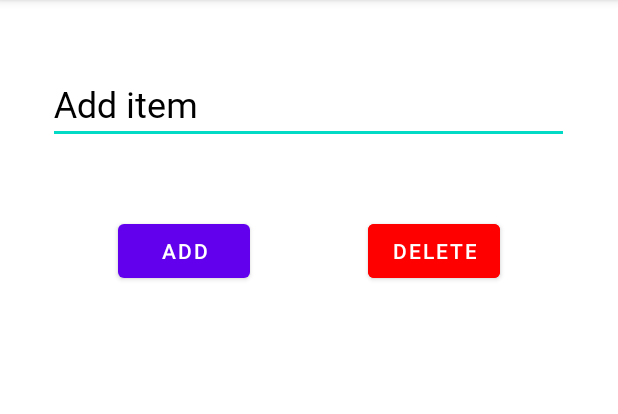
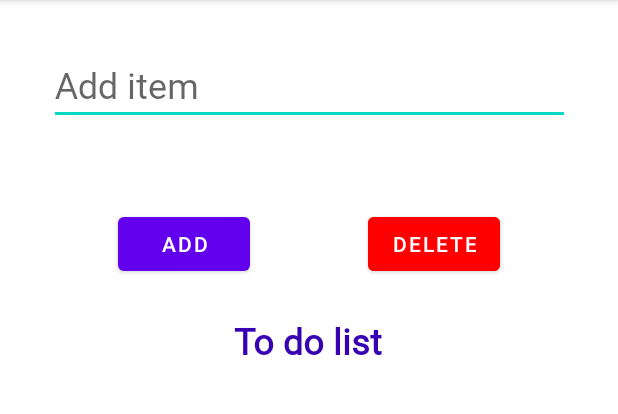
Before and after one commit to nicatdursunlu/To-Do-Application, an Android app: the screen it shows after launch (MainActivity), on a phone screen of 412 x 824 dp, the part 84-498 px from its top. Run offline under Robolectric (Android 15) with nearby library versions, the phone set to English and light mode, and no system bars.

Commit message:
add list and MainActivity

```diff
--- a/app/build.gradle
+++ b/app/build.gradle
@@ -23,6 +23,9 @@ android {
             proguardFiles getDefaultProguardFile('proguard-android-optimize.txt'), 'proguard-rules.pro'
         }
     }
+    dataBinding {
+        enabled = true
+    }
     compileOptions {
         sourceCompatibility JavaVersion.VERSION_1_8
         targetCompatibility JavaVersion.VERSION_1_8
--- a/app/src/main/java/com/example/todoapplication/MainActivity.kt
+++ b/app/src/main/java/com/example/todoapplication/MainActivity.kt
@@ -1,11 +1,86 @@
 package com.example.todoapplication
 
+import android.content.Context
+import android.hardware.input.InputManager
 import androidx.appcompat.app.AppCompatActivity
 import android.os.Bundle
+import android.view.View
+import android.view.inputmethod.InputMethodManager
+import android.widget.*
+import android.widget.ListView as ListView
 
 class MainActivity : AppCompatActivity() {
+
     override fun onCreate(savedInstanceState: Bundle?) {
         super.onCreate(savedInstanceState)
         setContentView(R.layout.activity_main)
+        val addButton = findViewById<Button>(R.id.add_button)
+        val deleteButton = findViewById<Button>(R.id.add_button)
+
+
+        val toDoList = findViewById<ListView>(R.id.to_do_list_view)
+        val addItemEdit = findViewById<EditText>(R.id.add_item_edit)
+        val errorMessageText = findViewById<TextView>(R.id.error_message_text)
+
+        val listItems = arrayListOf<String>()
+        val arrayAdapter: ArrayAdapter<*>
+        arrayAdapter = ArrayAdapter(this, android.R.layout.select_dialog_multichoice, listItems)
+        toDoList.adapter = arrayAdapter
+
+        addButton.setOnClickListener {
+            val itemText: String = addItemEdit.text.toString()
+            if (!itemText.equals("") && itemText.length >= 3) {
+                listItems.add(itemText)
+                arrayAdapter.notifyDataSetChanged()
+                addItemEdit.setText("")
+                errorMessageText.visibility = View.GONE
+                Toast.makeText(this, itemText + " added", Toast.LENGTH_LONG).show()
+            }  else {
+                errorMessageText.visibility = View.GONE
+                errorMessageText.text = "Please, write something..."
+                errorMessageText.visibility = View.VISIBLE
+                Toast.makeText(this, "Please, fill the gap", Toast.LENGTH_LONG).show()
+            }
+                  val imm = getSystemService(Context.INPUT_METHOD_SERVICE) as InputMethodManager
+                  imm.hideSoftInputFromWindow(currentFocus!!.windowToken, 0)
+        }
+
+//        addButton.setOnClickListener { addItemButton(it) }
+//        deleteButton.setOnClickListener { deleteItemButton(it) }
     }
+
+//    private fun addItemButton(view: View) {
+//
+//        val toDoList = findViewById<ListView>(R.id.to_do_list_view)
+//        val addItemEdit = findViewById<EditText>(R.id.add_item_edit)
+//        val errorMessageText = findViewById<TextView>(R.id.error_message_text)
+//
+//        val listItems = arrayListOf<String>()
+//        val arrayAdapter: ArrayAdapter<*>
+//        arrayAdapter = ArrayAdapter(this, android.R.layout.select_dialog_multichoice, listItems)
+//        toDoList.adapter = arrayAdapter
+//
+//        val itemText: String = addItemEdit.text.toString()
+//        if (!itemText.equals("") && itemText.length >= 3) {
+//            listItems.add(itemText)
+//            arrayAdapter.notifyDataSetChanged()
+//            addItemEdit.setText("")
+//            Toast.makeText(this, itemText + " added", Toast.LENGTH_LONG).show()
+//        } else {
+//            errorMessageText.visibility = View.GONE
+//            errorMessageText.text = "Please, write something..."
+//            errorMessageText.visibility = View.VISIBLE
+//            Toast.makeText(this, "Please, fill the gap", Toast.LENGTH_LONG).show()
+//        }
+//
+//        val imm = getSystemService(Context.INPUT_METHOD_SERVICE) as InputMethodManager
+//        imm.hideSoftInputFromWindow(view.windowToken, 0)
+//    }
+
+//    private fun deleteItemButton(view: View) {
+//        val toDoList = findViewById<ListView>(R.id.to_do_list_view)
+//        toDoList.setOnItemClickListener((adapterView, view, position, id) -> {
+//
+//        })
+//    }
 }
--- a/app/src/main/res/layout/activity_main.xml
+++ b/app/src/main/res/layout/activity_main.xml
@@ -16,13 +16,11 @@
         android:ems="10"
         android:hint="@string/add_item"
         android:inputType="text"
-        android:textColorHint="@color/black"
         app:layout_constraintBottom_toBottomOf="parent"
         app:layout_constraintEnd_toEndOf="parent"
-        app:layout_constraintHorizontal_bias="0.492"
         app:layout_constraintStart_toStartOf="parent"
         app:layout_constraintTop_toTopOf="parent"
-        app:layout_constraintVertical_bias="0.069" />
+        app:layout_constraintVertical_bias="0.052" />
 
     <Button
         android:id="@+id/add_button"
@@ -38,15 +36,70 @@
         android:id="@+id/delete_button"
         android:layout_width="wrap_content"
         android:layout_height="wrap_content"
+        android:backgroundTint="@color/red"
         android:text="@string/delete"
-        android:backgroundTint="@color/red"
         app:layout_constraintBottom_toBottomOf="parent"
         app:layout_constraintEnd_toEndOf="parent"
         app:layout_constraintHorizontal_bias="0.5"
         app:layout_constraintStart_toEndOf="@+id/add_button"
         app:layout_constraintTop_toBottomOf="@+id/add_item_edit"
-        app:layout_constraintVertical_bias="0.076" />
+        app:layout_constraintVertical_bias="0.087" />
 
 
+    <!--    <ListView-->
+<!--            android:id="@+id/to_do_list_view"-->
+<!--            android:layout_width="match_parent"-->
+<!--            android:layout_height="wrap_content"-->
+<!--            android:choiceMode="multipleChoice"-->
+<!--            app:layout_constraintEnd_toEndOf="parent"-->
+<!--            app:layout_constraintStart_toStartOf="parent"-->
+<!--            app:layout_constraintTop_toBottomOf="@id/to_do_list_text" />-->
+
+    <TextView
+        android:id="@+id/to_do_list_text"
+        style="@style/TextStyle"
+        android:layout_width="wrap_content"
+        android:layout_height="wrap_content"
+        android:text="@string/to_do_list"
+        android:textColor="@color/purple_700"
+        android:textStyle="bold"
+        app:layout_constraintBottom_toBottomOf="parent"
+        app:layout_constraintEnd_toEndOf="parent"
+        app:layout_constraintHorizontal_bias="0.498"
+        app:layout_constraintStart_toStartOf="parent"
+        app:layout_constraintTop_toBottomOf="@+id/delete_button"
+        app:layout_constraintVertical_bias="0.044" />
+
+    <LinearLayout
+        android:layout_width="357dp"
+        android:layout_height="434dp"
+        app:layout_constraintBottom_toBottomOf="parent"
+        app:layout_constraintEnd_toEndOf="parent"
+        app:layout_constraintStart_toStartOf="parent"
+        app:layout_constraintTop_toBottomOf="@+id/to_do_list_text"
+        app:layout_constraintVertical_bias="0.0">
+
+        <ListView
+            android:id="@+id/to_do_list_view"
+            android:layout_width="match_parent"
+            android:layout_height="wrap_content"
+            android:choiceMode="multipleChoice"
+            app:layout_constraintEnd_toEndOf="parent"
+            app:layout_constraintStart_toStartOf="parent"
+            app:layout_constraintTop_toBottomOf="@id/to_do_list_text" />
+    </LinearLayout>
+
+    <TextView
+        android:id="@+id/error_message_text"
+        android:layout_width="wrap_content"
+        android:layout_height="wrap_content"
+        android:layout_marginTop="8dp"
+        android:text="@string/error"
+        android:textColor="@color/red"
+        android:textSize="18sp"
+        android:visibility="gone"
+        app:layout_constraintEnd_toEndOf="parent"
+        app:layout_constraintStart_toStartOf="parent"
+        app:layout_constraintTop_toBottomOf="@+id/add_item_edit" />
 
 </androidx.constraintlayout.widget.ConstraintLayout>
--- a/app/src/main/res/values/strings.xml
+++ b/app/src/main/res/values/strings.xml
@@ -3,4 +3,6 @@
     <string name="add_item">Add item</string>
     <string name="add">Add</string>
     <string name="delete">Delete</string>
+    <string name="to_do_list">To do list</string>
+    <string name="error">Error</string>
 </resources>
```
